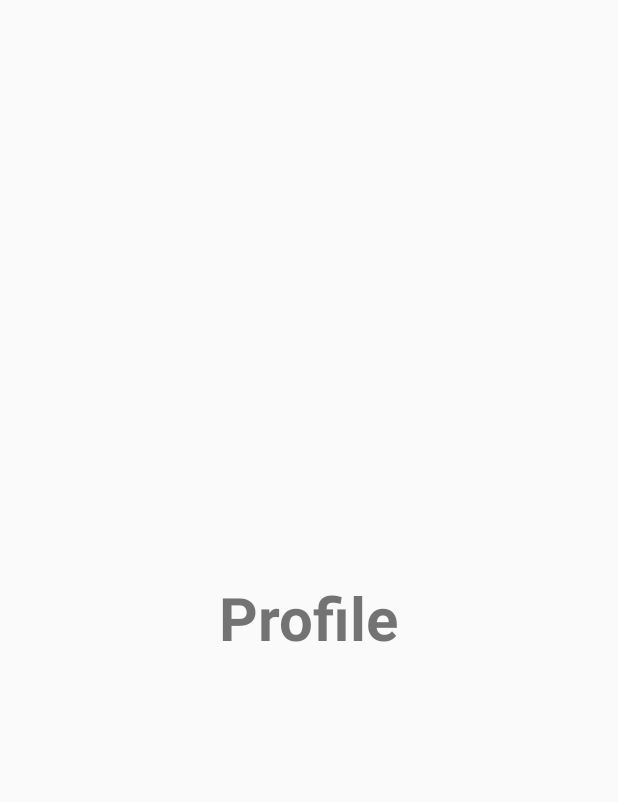
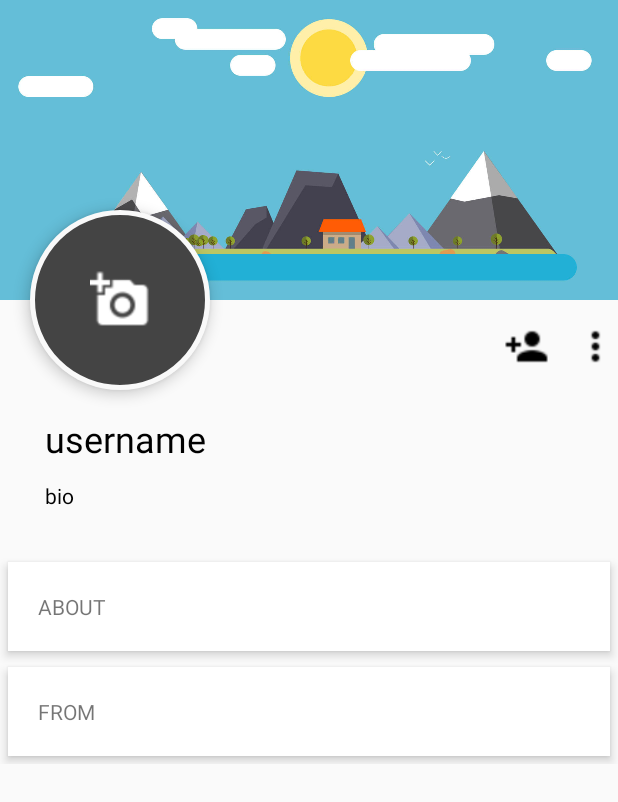
Before and after one commit to willardshikami/MangaForum, an Android app: the fragment ProfileFragment shown on its own in the app's theme, on a phone screen of 412 x 824 dp. Shown: the top 802 px of the screen. Run offline under Robolectric (Android 15) with nearby library versions, the phone set to English and light mode, and no system bars; 1 statement that could not run was skipped.

Commit message:
added profile page to tab layout

```diff
--- a/app/src/main/java/com/example/willardpc/mangaforum/ProfileFragment.java
+++ b/app/src/main/java/com/example/willardpc/mangaforum/ProfileFragment.java
@@ -12,6 +12,7 @@ public class ProfileFragment extends Fragment{
         // Required empty public constructor
     }
 
+
     @Override
     public void onCreate(Bundle savedInstanceState) {
         super.onCreate(savedInstanceState);
--- /dev/null
+++ b/app/src/main/res/drawable/profile_imageview.xml
@@ -0,0 +1,14 @@
+<?xml version="1.0" encoding="utf-8"?>
+<shape xmlns:android="http://schemas.android.com/apk/res/android"
+    android:shape="rectangle">
+    <corners android:radius="100dp" />
+    <solid android:color="#444" />
+    <stroke
+        android:width="3dip"
+        android:color="#f9f9f9" />
+    <padding
+        android:bottom="4dp"
+        android:left="4dp"
+        android:right="4dp"
+        android:top="4dp" />
+</shape>
--- a/app/src/main/res/layout/activity_main.xml
+++ b/app/src/main/res/layout/activity_main.xml
@@ -30,5 +30,5 @@
         android:id="@+id/viewpager"
         android:layout_width="match_parent"
         android:layout_height="match_parent"
-        app:layout_behavior="@string/appbar_scrolling_view_behavior"  />
+        app:layout_behavior="@string/appbar_scrolling_view_behavior"/>
 </android.support.design.widget.CoordinatorLayout>
--- a/app/src/main/res/layout/activity_splash.xml
+++ b/app/src/main/res/layout/activity_splash.xml
@@ -3,7 +3,7 @@
     xmlns:tools="http://schemas.android.com/tools"
     android:layout_width="match_parent"
     android:layout_height="match_parent"
-    android:background="@color/colorAccent"
+    android:background="#FF4D4D"
     tools:context="com.example.willardpc.mangaforum.SplashActivity">
 
     <ImageView
--- a/app/src/main/res/layout/fragment_profile.xml
+++ b/app/src/main/res/layout/fragment_profile.xml
@@ -1,14 +1,112 @@
 <?xml version="1.0" encoding="utf-8"?>
-<RelativeLayout xmlns:android="http://schemas.android.com/apk/res/android"
+<ScrollView xmlns:android="http://schemas.android.com/apk/res/android"
     android:layout_width="match_parent"
     android:layout_height="match_parent">
 
-    <TextView
-        android:layout_width="wrap_content"
-        android:layout_height="wrap_content"
-        android:text="Profile"
-        android:textSize="40dp"
-        android:textStyle="bold"
-        android:layout_centerInParent="true"/>
+    <RelativeLayout
+        android:layout_width="match_parent"
+        android:layout_height="match_parent">
 
-</RelativeLayout>
+        <ImageView
+            android:id="@+id/header_cover_image"
+            android:layout_width="match_parent"
+            android:layout_height="200dp"
+            android:scaleType="centerCrop"
+            android:src="@drawable/ic_navheader" />
+
+        <ImageButton
+            android:id="@+id/user_profile_photo"
+            android:layout_width="120dp"
+            android:layout_height="120dp"
+            android:layout_below="@+id/header_cover_image"
+            android:layout_marginLeft="20dp"
+            android:layout_marginTop="-60dp"
+            android:background="@drawable/profile_imageview"
+            android:elevation="5dp"
+            android:padding="40dp"
+            android:scaleType="centerCrop"
+            android:src="@drawable/ic_add_a_photo_white_24dp"/>
+
+        <RelativeLayout
+            android:id="@+id/profile_layout"
+            android:layout_width="match_parent"
+            android:layout_height="wrap_content"
+            android:layout_below="@+id/header_cover_image"
+            android:elevation="4dp"
+            android:paddingBottom="24dp">
+
+
+            <ImageView
+                android:id="@+id/add_friend"
+                android:layout_width="30dp"
+                android:layout_height="30dp"
+                android:layout_marginLeft="16dp"
+                android:layout_marginTop="16dp"
+                android:layout_toLeftOf="@+id/drop_down_option_menu"
+                android:src="@drawable/ic_person_add_black_24dp" />
+
+            <ImageView
+                android:id="@+id/drop_down_option_menu"
+                android:layout_width="30dp"
+                android:layout_height="30dp"
+                android:layout_alignParentRight="true"
+                android:layout_marginLeft="16dp"
+                android:layout_marginTop="16dp"
+                android:src="@drawable/ic_more_vert_black_24dp" />
+
+            <TextView
+                android:id="@+id/user_profile_name"
+                android:layout_width="wrap_content"
+                android:layout_height="wrap_content"
+                android:layout_marginTop="76dp"
+                android:text="username"
+                android:layout_marginLeft="30dp"
+                android:textColor="#000"
+                android:textSize="24sp"/>
+
+            <TextView
+                android:id="@+id/user_profile_short_bio"
+                android:layout_width="wrap_content"
+                android:layout_height="wrap_content"
+                android:layout_below="@+id/user_profile_name"
+                android:layout_marginLeft="30dp"
+                android:layout_marginTop="12dp"
+                android:text="bio"
+                android:textColor="#000"
+                android:textSize="14sp" />
+        </RelativeLayout>
+
+
+        <LinearLayout
+            android:layout_width="fill_parent"
+            android:layout_height="wrap_content"
+            android:layout_below="@+id/profile_layout"
+            android:layout_marginTop="5dp"
+            android:orientation="vertical">
+
+            <TextView
+                android:layout_width="fill_parent"
+                android:layout_height="wrap_content"
+                android:layout_margin="5dp"
+                android:background="#fff"
+                android:clickable="true"
+                android:elevation="4dp"
+                android:padding="20dp"
+                android:text="ABOUT" />
+
+            <TextView
+                android:layout_width="fill_parent"
+                android:layout_height="wrap_content"
+                android:layout_margin="5dp"
+                android:layout_marginBottom="3dp"
+                android:layout_marginTop="3dp"
+                android:background="#fff"
+                android:clickable="true"
+                android:elevation="4dp"
+                android:padding="20dp"
+                android:text="FROM" />
+
+
+        </LinearLayout>
+    </RelativeLayout>
+</ScrollView>
--- a/app/src/main/res/values/colors.xml
+++ b/app/src/main/res/values/colors.xml
@@ -1,6 +1,6 @@
 <?xml version="1.0" encoding="utf-8"?>
 <resources>
-    <color name="colorPrimary">#3F51B5</color>
-    <color name="colorPrimaryDark">#303F9F</color>
-    <color name="colorAccent">#FF4D4D</color>
+    <color name="colorPrimary">#ef5350</color>
+    <color name="colorPrimaryDark">#009688</color>
+    <color name="colorAccent">#009688</color>
 </resources>
```
Also changed, not shown: app/src/main/res/drawable/ic_add_a_photo_white_24dp.png (added), app/src/main/res/drawable/ic_add_circle_outline_white_24dp.png (added), app/src/main/res/drawable/ic_add_white_24dp.png (added), app/src/main/res/drawable/ic_create_white_24dp.png (added), app/src/main/res/drawable/ic_more_vert_black_24dp.png (added), app/src/main/res/drawable/ic_navheader.jpg (added), app/src/main/res/drawable/ic_person_add_black_24dp.png (added), app/src/main/res/drawable/ic_send_white_24dp.png (added), app/src/main/res/drawable/ln_logo.png (added), 4 other files.
